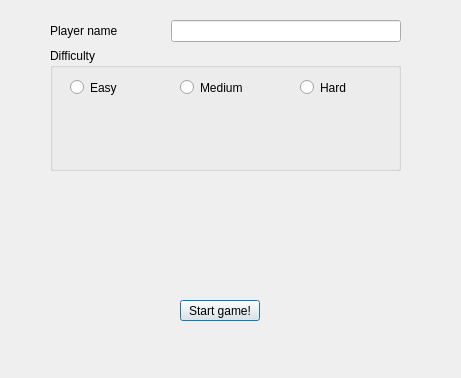
Old version of the form Game/startwindow.ui in the repository ItsOpaz/ohjelmointi3.
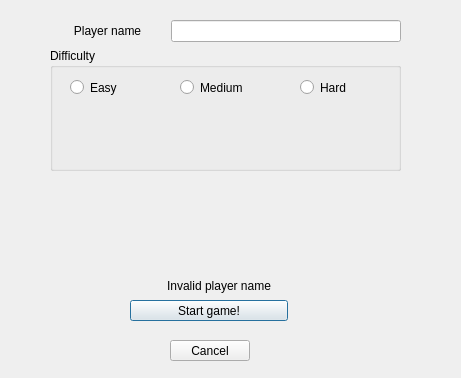
New version of the form.

Commit message: Added playername verification to startwindow

Patch:
```diff
--- a/Game/startwindow.ui
+++ b/Game/startwindow.ui
@@ -80,16 +80,38 @@
       <property name="text">
        <string>Player name</string>
       </property>
+      <property name="alignment">
+       <set>Qt::AlignCenter</set>
+      </property>
      </widget>
     </item>
    </layout>
   </widget>
+  <widget class="QLabel" name="label_errortext">
+   <property name="enabled">
+    <bool>true</bool>
+   </property>
+   <property name="geometry">
+    <rect>
+     <x>140</x>
+     <y>260</y>
+     <width>158</width>
+     <height>51</height>
+    </rect>
+   </property>
+   <property name="text">
+    <string>Invalid player name</string>
+   </property>
+   <property name="alignment">
+    <set>Qt::AlignCenter</set>
+   </property>
+  </widget>
   <widget class="QPushButton" name="pushButton">
    <property name="geometry">
     <rect>
-     <x>180</x>
+     <x>130</x>
      <y>300</y>
-     <width>80</width>
+     <width>158</width>
      <height>21</height>
     </rect>
    </property>
@@ -97,6 +119,19 @@
     <string>Start game!</string>
    </property>
   </widget>
+  <widget class="QPushButton" name="pushButton_cancel">
+   <property name="geometry">
+    <rect>
+     <x>170</x>
+     <y>340</y>
+     <width>80</width>
+     <height>21</height>
+    </rect>
+   </property>
+   <property name="text">
+    <string>Cancel</string>
+   </property>
+  </widget>
  </widget>
  <resources/>
  <connections/>
```
Left out of the diff: 2 changed lines with no effect on the pictures. The commit also changes 4 other files.
